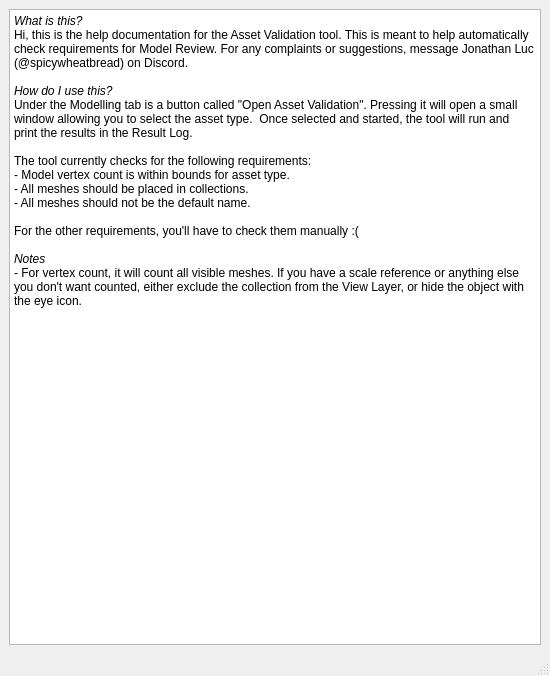
StudioAspen/Aspen-2025-2026, file aspenTools/python/source/aspen/blender/modeling/asset_validation/help_window.ui: the form before one commit.
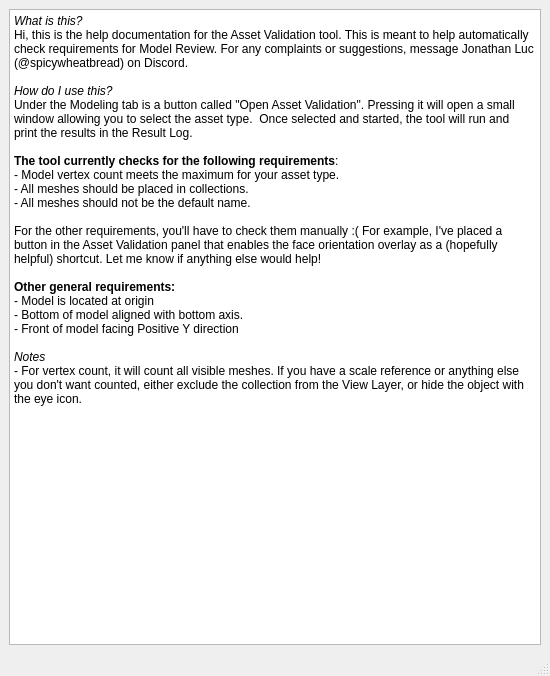
The form after the commit.

Commit message: Updating help documentation

```diff
--- a/aspenTools/python/source/aspen/blender/modeling/asset_validation/help_window.ui
+++ b/aspenTools/python/source/aspen/blender/modeling/asset_validation/help_window.ui
@@ -41,13 +41,18 @@
 &lt;p style=&quot; margin-top:0px; margin-bottom:0px; margin-left:0px; margin-right:0px; -qt-block-indent:0; text-indent:0px;&quot;&gt;Hi, this is the help documentation for the Asset Validation tool. This is meant to help automatically check requirements for Model Review. For any complaints or suggestions, message Jonathan Luc (@spicywheatbread) on Discord.&lt;/p&gt;
 &lt;p style=&quot;-qt-paragraph-type:empty; margin-top:0px; margin-bottom:0px; margin-left:0px; margin-right:0px; -qt-block-indent:0; text-indent:0px;&quot;&gt;&lt;br /&gt;&lt;/p&gt;
 &lt;p style=&quot; margin-top:0px; margin-bottom:0px; margin-left:0px; margin-right:0px; -qt-block-indent:0; text-indent:0px;&quot;&gt;&lt;span style=&quot; font-style:italic;&quot;&gt;How do I use this?&lt;/span&gt;&lt;/p&gt;
-&lt;p style=&quot; margin-top:0px; margin-bottom:0px; margin-left:0px; margin-right:0px; -qt-block-indent:0; text-indent:0px;&quot;&gt;Under the Modelling tab is a button called &amp;quot;Open Asset Validation&amp;quot;. Pressing it will open a small window allowing you to select the asset type.  Once selected and started, the tool will run and print the results in the Result Log.  &lt;/p&gt;
+&lt;p style=&quot; margin-top:0px; margin-bottom:0px; margin-left:0px; margin-right:0px; -qt-block-indent:0; text-indent:0px;&quot;&gt;Under the Modeling tab is a button called &amp;quot;Open Asset Validation&amp;quot;. Pressing it will open a small window allowing you to select the asset type.  Once selected and started, the tool will run and print the results in the Result Log.  &lt;/p&gt;
 &lt;p style=&quot;-qt-paragraph-type:empty; margin-top:0px; margin-bottom:0px; margin-left:0px; margin-right:0px; -qt-block-indent:0; text-indent:0px;&quot;&gt;&lt;br /&gt;&lt;/p&gt;
-&lt;p style=&quot; margin-top:0px; margin-bottom:0px; margin-left:0px; margin-right:0px; -qt-block-indent:0; text-indent:0px;&quot;&gt;The tool currently checks for the following requirements:&lt;br /&gt;- Model vertex count is within bounds for asset type.&lt;/p&gt;
+&lt;p style=&quot; margin-top:0px; margin-bottom:0px; margin-left:0px; margin-right:0px; -qt-block-indent:0; text-indent:0px;&quot;&gt;&lt;span style=&quot; font-weight:700;&quot;&gt;The tool currently checks for the following requirements&lt;/span&gt;:&lt;br /&gt;- Model vertex count meets the maximum for your asset type.&lt;/p&gt;
 &lt;p style=&quot; margin-top:0px; margin-bottom:0px; margin-left:0px; margin-right:0px; -qt-block-indent:0; text-indent:0px;&quot;&gt;- All meshes should be placed in collections.&lt;/p&gt;
 &lt;p style=&quot; margin-top:0px; margin-bottom:0px; margin-left:0px; margin-right:0px; -qt-block-indent:0; text-indent:0px;&quot;&gt;- All meshes should not be the default name.&lt;/p&gt;
 &lt;p style=&quot;-qt-paragraph-type:empty; margin-top:0px; margin-bottom:0px; margin-left:0px; margin-right:0px; -qt-block-indent:0; text-indent:0px;&quot;&gt;&lt;br /&gt;&lt;/p&gt;
-&lt;p style=&quot; margin-top:0px; margin-bottom:0px; margin-left:0px; margin-right:0px; -qt-block-indent:0; text-indent:0px;&quot;&gt;For the other requirements, you'll have to check them manually :(&lt;/p&gt;
+&lt;p style=&quot; margin-top:0px; margin-bottom:0px; margin-left:0px; margin-right:0px; -qt-block-indent:0; text-indent:0px;&quot;&gt;For the other requirements, you'll have to check them manually :( For example, I've placed a button in the Asset Validation panel that enables the face orientation overlay as a (hopefully helpful) shortcut. Let me know if anything else would help!&lt;/p&gt;
+&lt;p style=&quot;-qt-paragraph-type:empty; margin-top:0px; margin-bottom:0px; margin-left:0px; margin-right:0px; -qt-block-indent:0; text-indent:0px;&quot;&gt;&lt;br /&gt;&lt;/p&gt;
+&lt;p style=&quot; margin-top:0px; margin-bottom:0px; margin-left:0px; margin-right:0px; -qt-block-indent:0; text-indent:0px;&quot;&gt;&lt;span style=&quot; font-weight:700;&quot;&gt;Other general requirements:&lt;/span&gt;&lt;/p&gt;
+&lt;p style=&quot; margin-top:0px; margin-bottom:0px; margin-left:0px; margin-right:0px; -qt-block-indent:0; text-indent:0px;&quot;&gt;- Model is located at origin&lt;/p&gt;
+&lt;p style=&quot; margin-top:0px; margin-bottom:0px; margin-left:0px; margin-right:0px; -qt-block-indent:0; text-indent:0px;&quot;&gt;- Bottom of model aligned with bottom axis.&lt;/p&gt;
+&lt;p style=&quot; margin-top:0px; margin-bottom:0px; margin-left:0px; margin-right:0px; -qt-block-indent:0; text-indent:0px;&quot;&gt;- Front of model facing Positive Y direction&lt;/p&gt;
 &lt;p style=&quot;-qt-paragraph-type:empty; margin-top:0px; margin-bottom:0px; margin-left:0px; margin-right:0px; -qt-block-indent:0; text-indent:0px;&quot;&gt;&lt;br /&gt;&lt;/p&gt;
 &lt;p style=&quot; margin-top:0px; margin-bottom:0px; margin-left:0px; margin-right:0px; -qt-block-indent:0; text-indent:0px;&quot;&gt;&lt;span style=&quot; font-style:italic;&quot;&gt;Notes&lt;/span&gt;&lt;/p&gt;
 &lt;p style=&quot; margin-top:0px; margin-bottom:0px; margin-left:0px; margin-right:0px; -qt-block-indent:0; text-indent:0px;&quot;&gt;- For vertex count, it will count all visible meshes. If you have a scale reference or anything else you don't want counted, either exclude the collection from the View Layer, or hide the object with the eye icon. &lt;/p&gt;&lt;/body&gt;&lt;/html&gt;</string>
```
